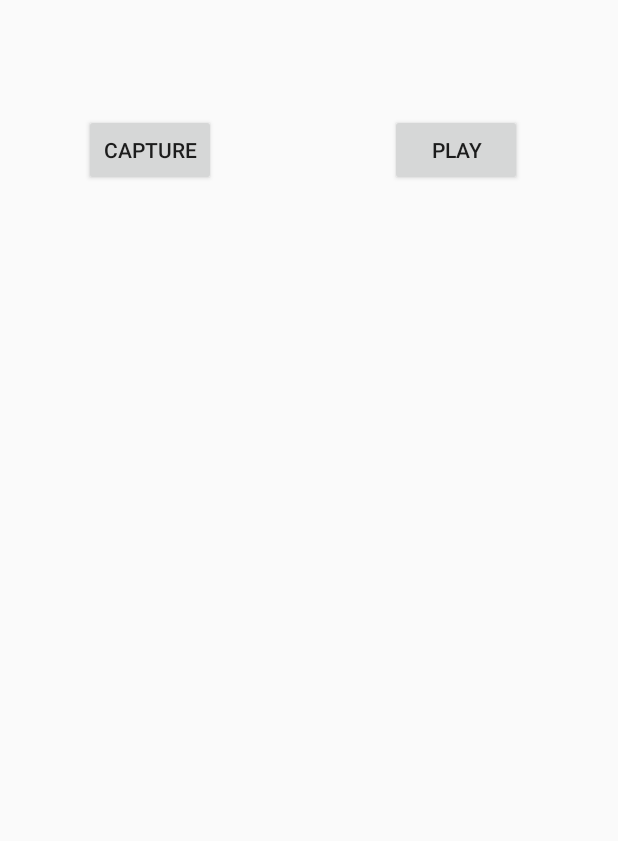
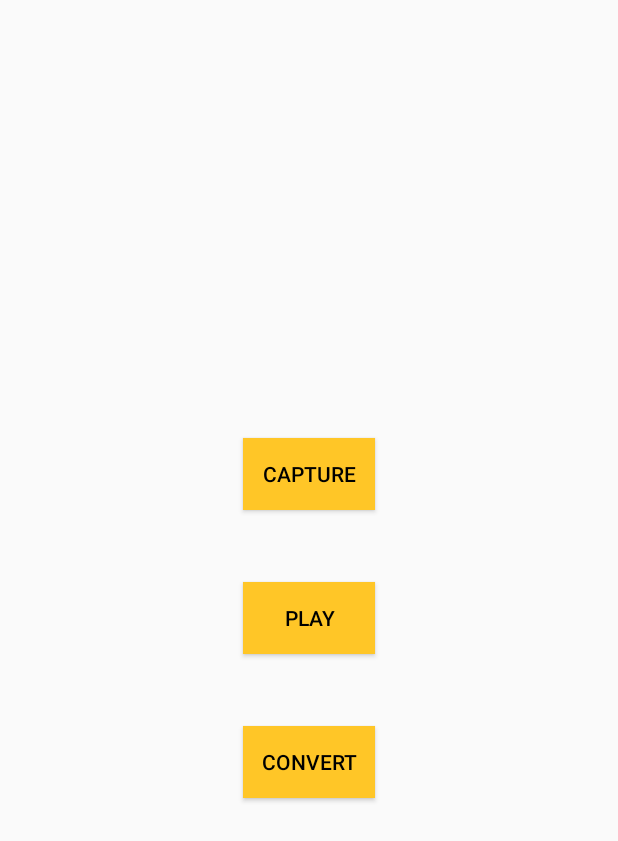
Before and after one commit to anandroid/SignToText-Android, an Android app: the layout activity_main.xml on its own in the app's theme, with its tools: preview values and no code run, on a phone screen of 412 x 824 dp. Shown: the top 841 px of the screen. Run offline under Robolectric (Android 15) with nearby library versions, the phone set to English and light mode, and no system bars.

```diff
--- a/app/src/main/AndroidManifest.xml
+++ b/app/src/main/AndroidManifest.xml
@@ -13,7 +13,7 @@
         android:roundIcon="@mipmap/ic_launcher_round"
         android:supportsRtl="true"
         android:theme="@style/AppTheme">
-        <activity android:name=".LoginPage">
+        <activity android:name=".MainActivity">
             <intent-filter>
                 <action android:name="android.intent.action.MAIN" />
 
@@ -21,7 +21,8 @@
             </intent-filter>
         </activity>
         <activity android:name=".CaptureVideoActivity" />
-        <activity android:name=".MainActivity" />
+        <activity android:name=".LoginPage" />
+        <activity android:name=".ResultActivity" />
     </application>
 
 </manifest>
--- a/app/src/main/res/layout/activity_capture_video.xml
+++ b/app/src/main/res/layout/activity_capture_video.xml
@@ -9,7 +9,8 @@
     <VideoView
         android:layout_width="match_parent"
         android:layout_height="match_parent"
-        android:layout_margin="4dp"
-        android:id="@+id/videoView" />
+        android:id="@+id/videoView"
+        android:layout_centerInParent="true"
+        />
 
 </RelativeLayout>
--- a/app/src/main/res/layout/activity_main.xml
+++ b/app/src/main/res/layout/activity_main.xml
@@ -1,34 +1,41 @@
 <?xml version="1.0" encoding="utf-8"?>
-<RelativeLayout xmlns:android="http://schemas.android.com/apk/res/android"
-    xmlns:app="http://schemas.android.com/apk/res-auto"
+<LinearLayout xmlns:android="http://schemas.android.com/apk/res/android"
     xmlns:tools="http://schemas.android.com/tools"
     android:layout_width="match_parent"
     android:layout_height="match_parent"
+    android:gravity="center"
+    android:orientation="vertical"
     tools:context=".MainActivity">
 
     <Button
-        android:id="@+id/button4"
+        android:id="@+id/buttonCapture"
         android:layout_width="wrap_content"
         android:layout_height="wrap_content"
-        android:layout_alignParentStart="true"
-        android:layout_alignParentLeft="true"
-        android:layout_alignParentTop="true"
-        android:layout_marginStart="56dp"
-        android:layout_marginLeft="64dp"
-        android:layout_marginTop="76dp"
         android:onClick="captureVideo"
+        android:background="@color/asuGold"
+        android:textColor="@color/black"
         android:text="Capture" />
 
     <Button
-        android:id="@+id/button5"
+        android:id="@+id/buttonPlay"
         android:layout_width="wrap_content"
         android:layout_height="wrap_content"
-        android:layout_alignParentTop="true"
-        android:layout_alignParentEnd="true"
-        android:layout_alignParentRight="true"
-        android:layout_marginTop="76dp"
-        android:layout_marginEnd="64dp"
-        android:layout_marginRight="64dp"
+        android:layout_marginTop="48dp"
         android:onClick="playVideo"
+        android:background="@color/asuGold"
+        android:textColor="@color/black"
         android:text="Play" />
-</RelativeLayout>
+
+
+    <Button
+        android:id="@+id/buttonConvert"
+        android:layout_width="wrap_content"
+        android:layout_height="wrap_content"
+        android:layout_marginTop="48dp"
+        android:onClick="convertVideo"
+        android:background="@color/asuGold"
+        android:textColor="@color/black"
+        android:text="Convert" />
+
+
+</LinearLayout>
--- a/app/src/main/res/values/colors.xml
+++ b/app/src/main/res/values/colors.xml
@@ -1,6 +1,42 @@
 <?xml version="1.0" encoding="utf-8"?>
 <resources>
-    <color name="colorPrimary">#008577</color>
-    <color name="colorPrimaryDark">#00574B</color>
-    <color name="colorAccent">#D81B60</color>
+    <color name="colorPrimary">@color/asuMaroon</color>
+    <color name="colorPrimaryDark">@color/black</color>
+    <color name="colorAccent">@color/asuGold</color>
+    <color name="colorBackground">@color/white</color>
+    <color name="colorSignalStrength">@color/nordicDarkGray</color>
+    <color name="colorDeviceIcon">@color/asuGold</color>
+
+    <color name="asuGold">#FFC627</color>
+    <color name="asuMaroon">#8C1D40</color>
+    <color name="asuGrey">#5C6670</color>
+    <color name="asuGreen">#78BE20</color>
+    <color name="asuBlue">#00A3E0</color>
+    <color name="asuOrange">#FF7F32</color>
+
+    <!-- Common -->
+    <color name="white">#FFFFFFFF</color>
+    <color name="black">#FF000000</color>
+    <color name="lightGray">#FFF5F5F5</color>
+
+    <color name="colorNordicLogo">@color/nordicBlue</color>
+    <color name="colorNordicLogoText">@color/black</color>
+    <color name="colorNordicLogoBottom">@color/white</color>
+    <color name="colorNordicLogoTop">@color/nordicLightGray</color>
+
+    <!-- Nordic colors -->
+    <color name="nordicBlue">#FF00A9CE</color>
+    <color name="nordicBlueDark">#FF0090B0</color>
+    <color name="nordicSky">#FF6AD1E3</color>
+    <color name="nordicBlueslate">#FF0033A0</color>
+    <color name="nordicLake">#FF0077C8</color>
+    <color name="nordicLightGray">#FFD9E1E2</color>
+    <color name="nordicMediumGray">#FF768692</color>
+    <color name="nordicDarkGray">#FF333F48</color>
+    <color name="nordicGrass">#FFD0DF00</color>
+    <color name="nordicSun">#FFFFCD00</color>
+    <color name="nordicRed">#FFEE2F4E</color>
+    <color name="nordicFall">#FFF58220</color>
+
+
 </resources>
--- a/app/src/main/res/values/strings.xml
+++ b/app/src/main/res/values/strings.xml
@@ -1,3 +1,3 @@
 <resources>
-    <string name="app_name">My Camera_app</string>
+    <string name="app_name">Sign To Text</string>
 </resources>
```
Also changed, not shown: app/build.gradle (+19 -0 lines), app/src/main/java/com/example/mycamera_app/CaptureVideoActivity.java (+10 -3 lines), app/src/main/java/com/example/mycamera_app/MainActivity.java (+13 -6 lines), app/src/main/java/com/example/mycamera_app/ResultActivity.java (added, +90 -0 lines), app/src/main/java/com/example/mycamera_app/TrailActivity.java (added, +17 -0 lines), app/src/main/java/com/example/mycamera_app/utils/BitmapExtractor.java (added, +169 -0 lines), app/src/main/java/com/example/mycamera_app/utils/PathUtil.java (added, +94 -0 lines), app/src/main/res/layout/activity_result.xml (added, +18 -0 lines), app/src/main/res/layout/activity_trail.xml (added, +17 -0 lines).
